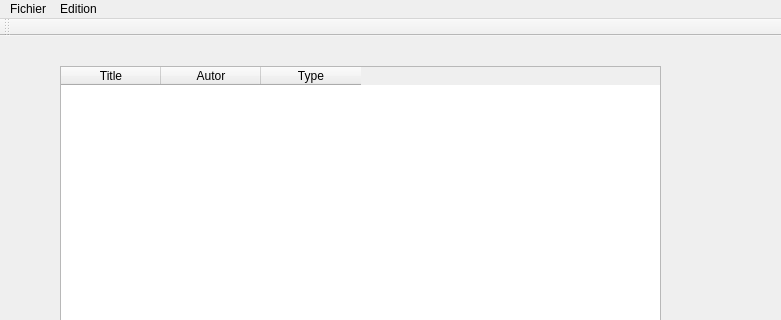
The window that mainwindow.ui (oOSeleneOo/PTOO_Graph) describes before a commit, drawn with Qt 5; both pictures show x 0 to 781 and y 0 to 320 of the 781 by 469 pixel window.
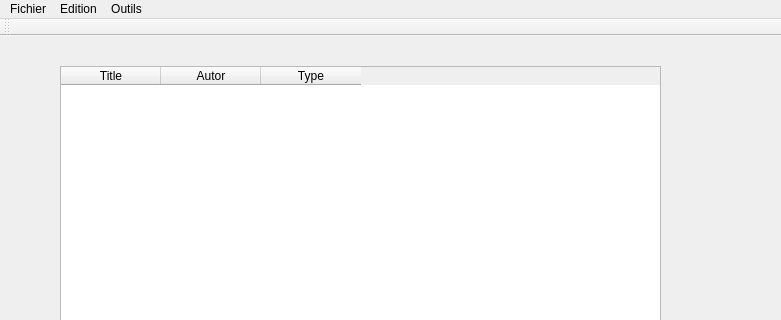
The same window after the commit.

The edit to the form file:
```diff
--- a/mainwindow.ui
+++ b/mainwindow.ui
@@ -106,8 +106,17 @@
     <addaction name="actionSupprimer"/>
     <addaction name="actionExporter_en_HTML"/>
    </widget>
+   <widget class="QMenu" name="menuOutils">
+    <property name="title">
+     <string>Outils</string>
+    </property>
+    <addaction name="actionTrie_alphabetique"/>
+    <addaction name="actionTrie_par_auteur"/>
+    <addaction name="actionTrie_par_type"/>
+   </widget>
    <addaction name="menuFichier"/>
    <addaction name="menuEdition"/>
+   <addaction name="menuOutils"/>
   </widget>
   <widget class="QToolBar" name="mainToolBar">
    <attribute name="toolBarArea">
```
Left out of the diff: 15 changed lines with no effect on the pictures.
